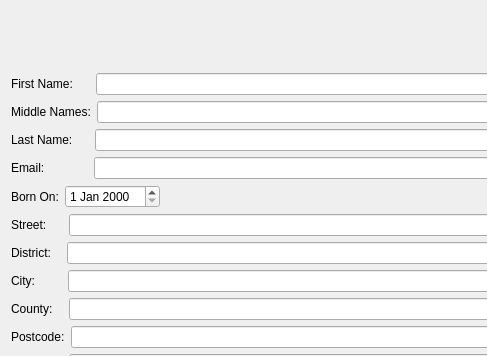
First picture: the form in src/dialogcontact.ui, repository lxqt/organizer, before the edit; both pictures show x 0 to 487 and y 0 to 356 of the 686 by 594 pixel window.
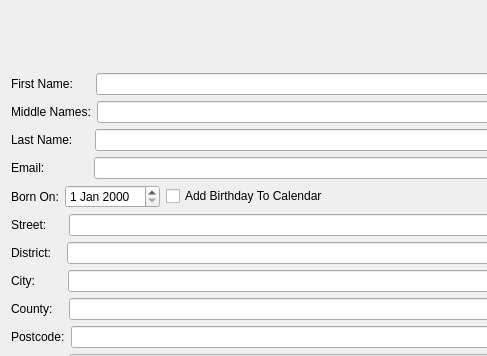
Second picture: the form after the edit.

Commit message: checkbox to add birthday

What changed in the file:
```diff
--- a/src/dialogcontact.ui
+++ b/src/dialogcontact.ui
@@ -112,6 +112,13 @@
        <item>
         <widget class="QDateEdit" name="dateEditBirthDate"/>
        </item>
+       <item>
+        <widget class="QCheckBox" name="checkBoxAddBirthdayToCal">
+         <property name="text">
+          <string>Add Birthday To Calendar</string>
+         </property>
+        </widget>
+       </item>
        <item>
         <spacer name="horizontalSpacer">
          <property name="orientation">
```
The commit also changes 12 other files.
